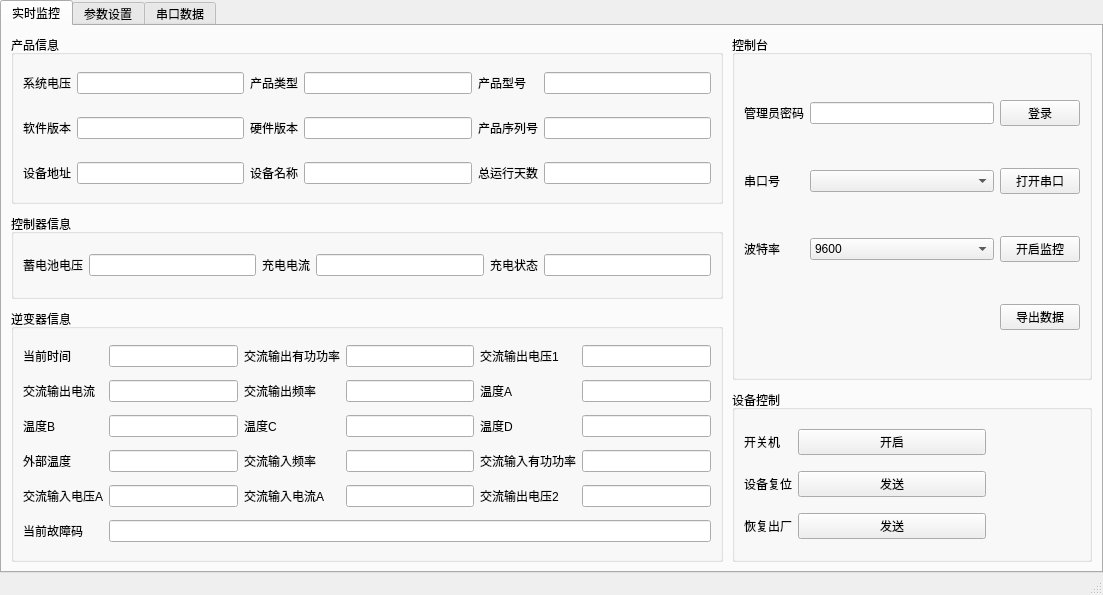
This is ui/pf_off_inverter_layout.ui in xxxy-bit/SRNE_UP as Qt 5 draws it before an edit. The edited form follows.
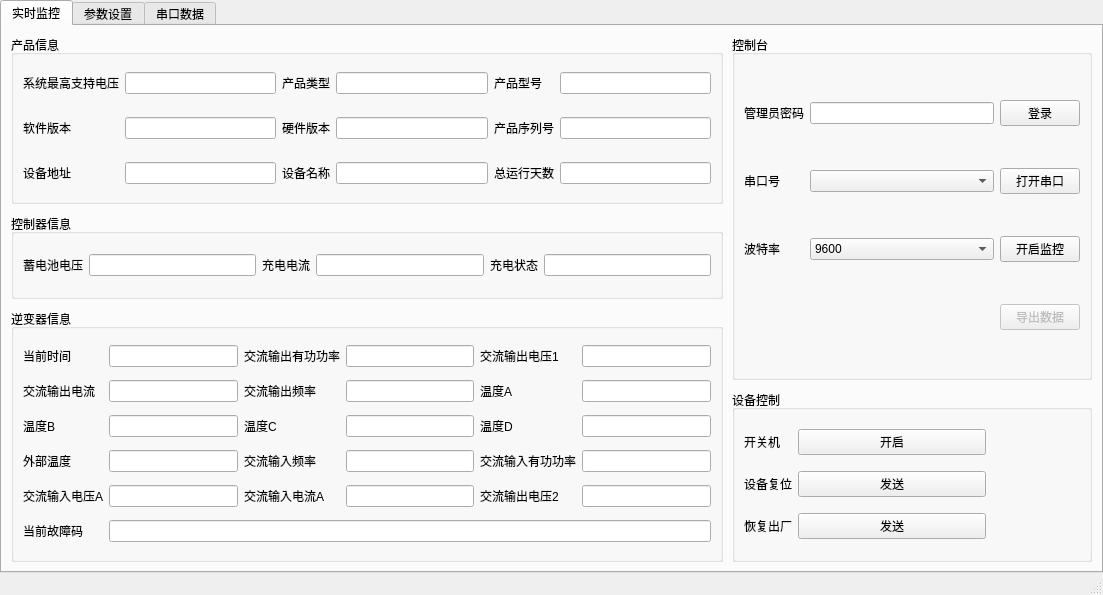
This is the edited form.

Diff of the .ui file:
```diff
--- a/ui/pf_off_inverter_layout.ui
+++ b/ui/pf_off_inverter_layout.ui
@@ -137,7 +137,7 @@
                  <item row="0" column="0">
                   <widget class="QLabel" name="label">
                    <property name="text">
-                    <string>系统电压</string>
+                    <string>系统最高支持电压</string>
                    </property>
                   </widget>
                  </item>
@@ -442,6 +442,9 @@
                  </item>
                  <item row="3" column="2">
                   <widget class="QPushButton" name="ivpo_export_monit_data">
+                   <property name="enabled">
+                    <bool>false</bool>
+                   </property>
                    <property name="text">
                     <string>导出数据</string>
                    </property>
```
Left out of the diff: 3 changed lines with no effect on the pictures.
